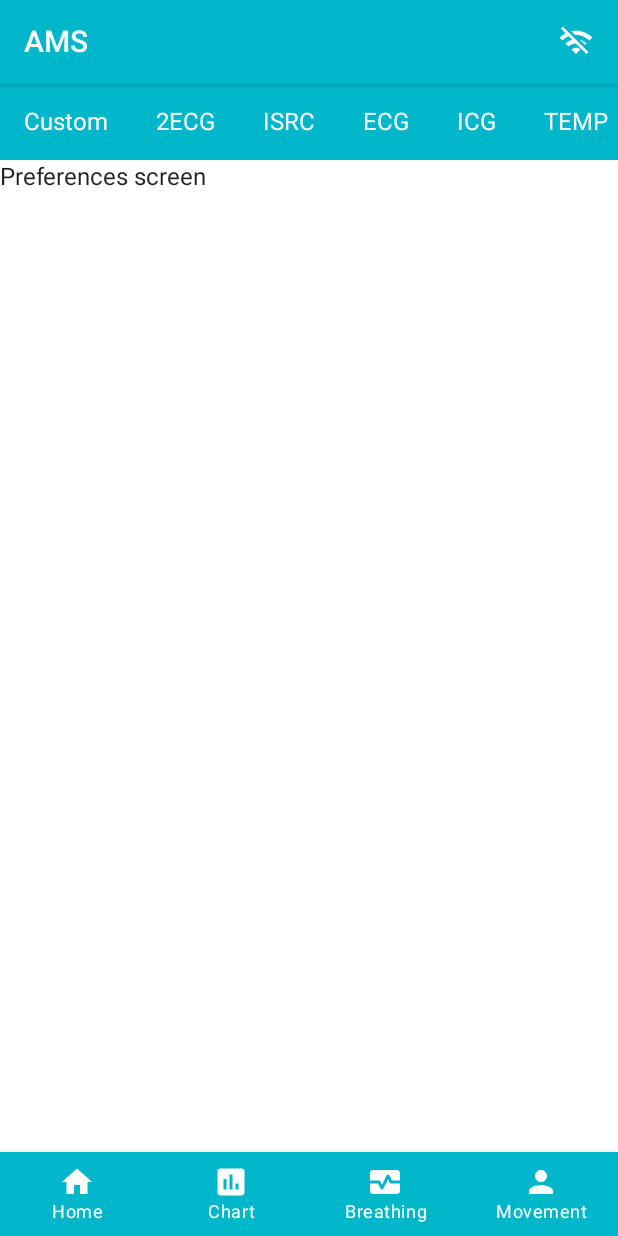
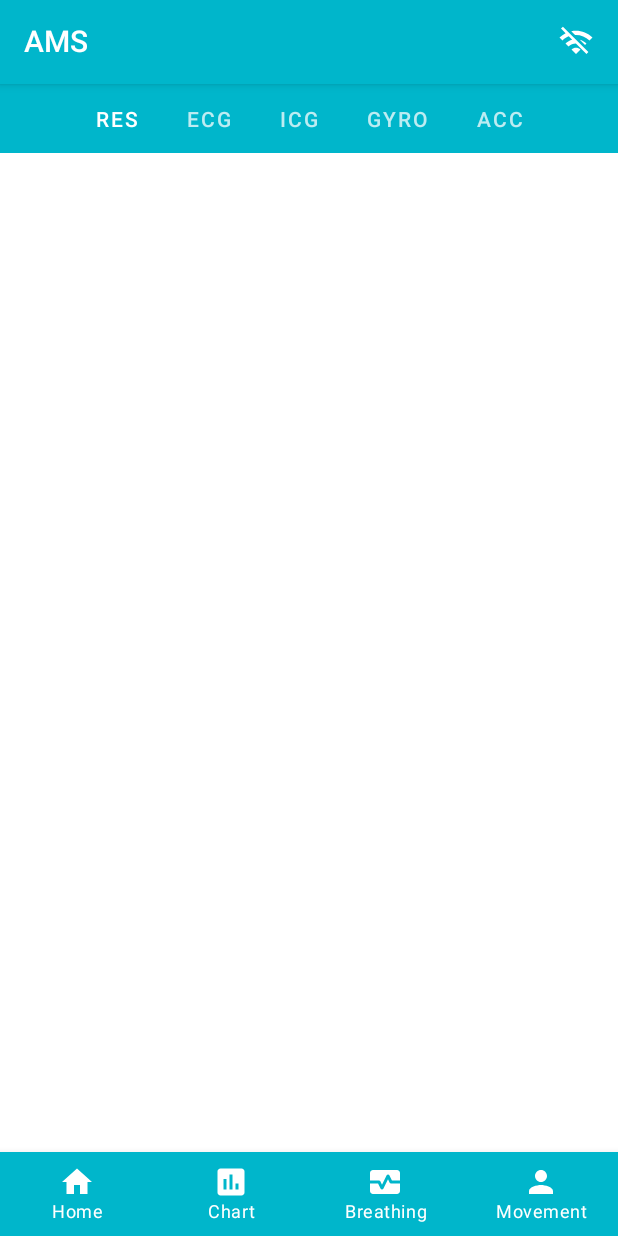
Before and after one commit to RedouanBouziza/VrijeUniversiteit-AMS-APP, an Android app built with Jetpack Compose: the chart screen opened through its navigation route, on a phone screen of 412 x 824 dp. Run offline under Robolectric (Android 15) with nearby library versions, the phone set to English and light mode, and no system bars; our stand-ins replace livedata-compose; libraries missing offline, so code that uses them is left out: com.scichart.charting, com.scichart.core, com.scichart.data, com.scichart.drawing.

Commit message:
changed chart and horizontaltab

```diff
--- a/app/src/main/java/com/example/vu/ui/screens/chart/Chart.kt
+++ b/app/src/main/java/com/example/vu/ui/screens/chart/Chart.kt
@@ -3,11 +3,14 @@ package com.example.vu.ui.screens.chart
 import androidx.compose.foundation.background
 import androidx.compose.foundation.horizontalScroll
 import androidx.compose.foundation.layout.*
+import androidx.compose.foundation.lazy.LazyRow
+import androidx.compose.foundation.lazy.itemsIndexed
 import androidx.compose.foundation.rememberScrollState
 import androidx.compose.foundation.shape.RoundedCornerShape
 import androidx.compose.foundation.shape.ZeroCornerSize
 import androidx.compose.material.MaterialTheme
 import androidx.compose.material.Tab
+import androidx.compose.material.TabRow
 import androidx.compose.material.Text
 import androidx.compose.runtime.*
 import androidx.compose.runtime.livedata.observeAsState
@@ -44,37 +47,33 @@ fun Chart(chartViewModel: ChartViewModel) {
 
 
     Column {
-        val tabs = listOf("Custom", "2ECG", "ISRC", "ECG", "ICG", "TEMP", "Tab 6", "Tab 7")
+        val tabs = listOf("RES", "ECG", "ICG", "GYRO", "ACC")
         val selectedTabIndex = remember { mutableStateOf(0) }
 
-        HorizontalScrollableTabs(tabs = tabs, selectedTabIndex = selectedTabIndex)
-
+//        HorizontalScrollableTabs(tabs = tabs, selectedTabIndex = selectedTabIndex)
+        HorizontalTabs(tabs = tabs, selectedTabIndex = selectedTabIndex)
         // Rest of your screen content based on the selected tab
         when (selectedTabIndex.value) {
-            0 -> {
-                Text(text = "Preferences screen")
-            }
+//            0 -> {
+//                Text(text = "Preferences screen")
+//            }
             1 -> {
-                ChartType(chartViewModel, lineName = "2ECG")
+                ChartType(chartViewModel, lineName = "ECG")
             }
             2 -> {
-                ChartType(chartViewModel, lineName = "ISRC")
+                ChartType(chartViewModel, lineName = "RES")
             }
             3 -> {
-                ChartType(chartViewModel, lineName = "ECG")
+                ChartType(chartViewModel, lineName = "ICG")
             }
             4 -> {
-                ChartType(chartViewModel, lineName = "ICG")
+                ChartType(chartViewModel, lineName = "GYRO")
             }
             5 -> {
-                ChartType(chartViewModel, lineName = "T")
+                ChartType(chartViewModel, lineName = "ACC")
             }
             6 -> {
-                // Content for Tab 6
                 AllCharts(chartViewModel)
-            }
-            7 -> {
-                // Content for Tab 7
             }
         }
 
@@ -83,10 +82,31 @@ fun Chart(chartViewModel: ChartViewModel) {
 }
 
 @Composable
+fun HorizontalTabs(
+    tabs: List<String>,
+    selectedTabIndex: MutableState<Int>
+) {
+    TabRow(
+        selectedTabIndex.value,
+        modifier = Modifier.fillMaxWidth().wrapContentWidth(Alignment.CenterHorizontally)
+    ) {
+        LazyRow(
+            modifier = Modifier.fillMaxWidth().wrapContentWidth(Alignment.CenterHorizontally),
+            contentPadding = PaddingValues(start = 8.dp, end = 8.dp)
+        ) {
+            itemsIndexed(tabs) { index, title ->
+                Tab(
+                    selected = selectedTabIndex.value == index,
+                    onClick = { selectedTabIndex.value = index },
+                    text = { Text(text = title) }
+                )
+            }
+        }
+    }
+}
+
+@Composable
 fun ChartType(chartViewModel: ChartViewModel, lineName: String) {
-    val context = LocalContext.current
-    val sciChartSurface = SciChartSurface(context)
-
     val sectionAMeasurements by chartViewModel.sectionAMeasurements.observeAsState()
 
     val lineData = DoubleValues()
@@ -162,14 +182,14 @@ fun ChartType(chartViewModel: ChartViewModel, lineName: String) {
                             return@let
                         }
                         when (lineName) {
-                            "2ECG" -> lineDataSeries.append(section.tickCount, section.twoEcg)
-                            "ISRC" -> lineDataSeries.append(
+                            "RES" -> lineDataSeries.append(
                                 section.tickCount,
                                 section.isrc.toDouble()
                             )
                             "ECG" -> lineDataSeries.append(section.tickCount, section.ecg)
                             "ICG" -> lineDataSeries.append(section.tickCount, section.icg)
-                            "T" -> lineDataSeries.append(section.tickCount, section.temperature)
+                            "GYRO" -> lineDataSeries.append(section.tickCount, section.temperature)
+                            "ACC" -> lineDataSeries.append(section.tickCount, section.temperature)
                         }
                     }
                 }
```
